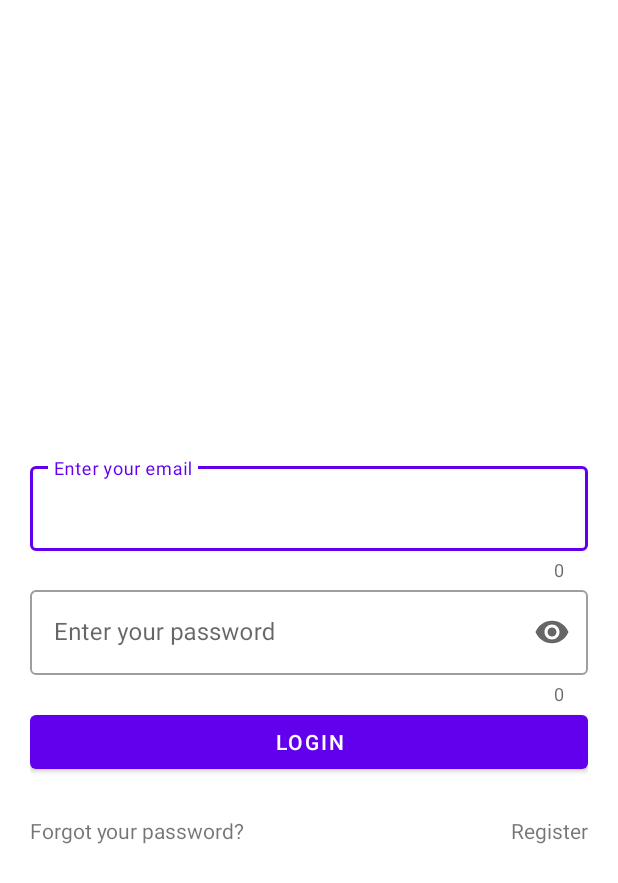
After one commit to sevric/Movies, an Android app: the fragment LoginFragment shown on its own in the app's theme, on a phone screen of 412 x 824 dp. The commit adds this screen. Shown: the top 883 px of the screen. Run offline under Robolectric (Android 15) with nearby library versions, the phone set to English and light mode, and no system bars.

Commit message:
Adds Login screen

```diff
--- a/app/src/main/AndroidManifest.xml
+++ b/app/src/main/AndroidManifest.xml
@@ -1,7 +1,7 @@
 <?xml version="1.0" encoding="utf-8"?>
 <manifest xmlns:android="http://schemas.android.com/apk/res/android"
     xmlns:tools="http://schemas.android.com/tools"
-    package="com.example.movies">
+    package="com.severin.movies">
 
     <uses-permission android:name="android.permission.INTERNET" />
 
@@ -17,7 +17,7 @@
         android:theme="@style/Theme.Movies"
         tools:targetApi="31">
         <activity
-            android:name="com.severin.movies.presentation.ui.MainActivity"
+            android:name=".presentation.ui.MainActivity"
             android:exported="true"
             android:windowSoftInputMode="stateHidden">
         <intent-filter>
--- /dev/null
+++ b/app/src/main/java/com/severin/movies/presentation/ui/LoginFragment.kt
@@ -0,0 +1,73 @@
+package com.severin.movies.presentation.ui
+
+import android.os.Bundle
+import androidx.fragment.app.Fragment
+import android.view.LayoutInflater
+import android.view.View
+import android.view.ViewGroup
+import android.widget.Toast
+import com.severin.movies.databinding.FragmentLoginBinding
+
+class LoginFragment : Fragment() {
+    private var emailToLogin: String? = null
+
+    private var _binding: FragmentLoginBinding? = null
+    private val binding get() = _binding!!
+
+    private lateinit var emailString: String
+    private lateinit var passwordString: String
+
+    override fun onCreate(savedInstanceState: Bundle?) {
+        super.onCreate(savedInstanceState)
+
+        parseArguments()
+    }
+
+    override fun onCreateView(
+        inflater: LayoutInflater, container: ViewGroup?,
+        savedInstanceState: Bundle?
+    ): View {
+        _binding = FragmentLoginBinding.inflate(inflater, container, false)
+        return binding.root
+    }
+
+    override fun onDestroyView() {
+        super.onDestroyView()
+        _binding = null
+    }
+
+    private fun parseArguments() {
+        val args = arguments
+        if (args == null) {
+            Toast.makeText(
+                this.requireContext(),
+                NOTIFICATION_NO_EMAIL,
+                Toast.LENGTH_SHORT
+            ).show()//TODO(replace the Toast by an appearing an AlertFragment)
+            activity?.supportFragmentManager?.popBackStack()//TODO(make the fragment close and back to the previous frag)
+        } else if (!(args.containsKey(EMAIL_TO_LOGIN_STR_KEY))) {
+            Toast.makeText(
+                this.requireContext(),
+                REQUEST_PROVIDE_EMAIL,
+                Toast.LENGTH_SHORT
+            ).show()//TODO(replace the Toast by an appearing an AlertFragment)
+            activity?.supportFragmentManager?.popBackStack()//TODO(make the fragment close and back to the previous frag)
+        } else {
+            emailToLogin = args.getString(EMAIL_TO_LOGIN_STR_KEY)
+        }
+    }
+
+    companion object {
+        private const val EMAIL_TO_LOGIN_STR_KEY = "emailToResetStr"
+        private const val NOTIFICATION_NO_EMAIL = "No email were entered"
+        private const val REQUEST_PROVIDE_EMAIL = "Provide your email"
+
+        @JvmStatic
+        fun newInstance(emailToLogin: String) =
+            LoginFragment().apply {
+                arguments = Bundle().apply {
+                    putString(EMAIL_TO_LOGIN_STR_KEY, emailToLogin)
+                }
+            }
+    }
+}
--- /dev/null
+++ b/app/src/main/res/drawable/ic_alert_circle.xml
@@ -0,0 +1,11 @@
+<?xml version="1.0" encoding="utf-8"?>
+<vector xmlns:android="http://schemas.android.com/apk/res/android"
+    android:width="@dimen/ic_alert_circle_dimension"
+    android:height="@dimen/ic_alert_circle_dimension"
+    android:tint="@color/red"
+    android:viewportWidth="24"
+    android:viewportHeight="24">
+    <path
+        android:fillColor="@color/red"
+        android:pathData="M12,2C6.48,2 2,6.48 2,12s4.48,10 10,10 10,-4.48 10,-10S17.52,2 12,2zM13,17h-2v-2h2v2zM13,13h-2L11,7h2v6z" />
+</vector>
--- /dev/null
+++ b/app/src/main/res/layout/fragment_login.xml
@@ -0,0 +1,85 @@
+<?xml version="1.0" encoding="utf-8"?>
+<androidx.constraintlayout.widget.ConstraintLayout xmlns:android="http://schemas.android.com/apk/res/android"
+    xmlns:app="http://schemas.android.com/apk/res-auto"
+    xmlns:tools="http://schemas.android.com/tools"
+    android:layout_width="match_parent"
+    android:layout_height="match_parent"
+    android:paddingStart="@dimen/account_pages_root_padding"
+    android:paddingEnd="@dimen/account_pages_root_padding"
+    android:background="@color/white"
+    tools:context=".presentation.ui.LoginFragment">
+
+    <com.google.android.material.textfield.TextInputLayout
+        android:id="@+id/inputEmailOrLoginContainer"
+        style="@style/Widget.MaterialComponents.TextInputLayout.OutlinedBox"
+        android:layout_width="match_parent"
+        android:layout_height="wrap_content"
+        android:hint="@string/hint_enter_your_email"
+        app:counterEnabled="true"
+        app:endIconMode="clear_text"
+        app:errorEnabled="true"
+        app:errorIconDrawable="@drawable/ic_alert_circle"
+        app:layout_constraintBottom_toTopOf="@+id/inputPasswordContainer"
+        app:layout_constraintTop_toTopOf="parent"
+        app:layout_constraintVertical_chainStyle="packed">
+
+        <com.google.android.material.textfield.TextInputEditText
+            android:id="@+id/inputEmailOrLogin"
+            android:layout_width="match_parent"
+            android:layout_height="wrap_content" />
+
+    </com.google.android.material.textfield.TextInputLayout>
+
+    <com.google.android.material.textfield.TextInputLayout
+        android:id="@+id/inputPasswordContainer"
+        style="@style/Widget.MaterialComponents.TextInputLayout.OutlinedBox"
+        android:layout_width="match_parent"
+        android:layout_height="wrap_content"
+        android:hint="@string/hint_enter_your_password"
+        app:counterEnabled="true"
+        app:endIconMode="password_toggle"
+        app:errorEnabled="true"
+        app:errorIconDrawable="@drawable/ic_alert_circle"
+        app:layout_constraintBottom_toTopOf="@+id/btn_Login"
+        app:layout_constraintTop_toBottomOf="@+id/inputEmailOrLoginContainer">
+
+        <com.google.android.material.textfield.TextInputEditText
+            android:id="@+id/inputPassword"
+            android:layout_width="match_parent"
+            android:layout_height="wrap_content"
+            android:inputType="textPassword"
+            android:maxLines="1" />
+
+    </com.google.android.material.textfield.TextInputLayout>
+
+    <Button
+        android:id="@+id/btn_Login"
+        android:layout_width="match_parent"
+        android:layout_height="wrap_content"
+        android:text="@string/btn_login"
+        app:layout_constraintBottom_toBottomOf="parent"
+        app:layout_constraintTop_toBottomOf="@+id/inputPasswordContainer" />
+
+    <TextView
+        android:id="@+id/tv_forgotPassword"
+        android:layout_width="wrap_content"
+        android:layout_height="wrap_content"
+        android:layout_marginTop="@dimen/login_btn_other_options_margin_top"
+        android:paddingTop="@dimen/login_btn_tv_padding_top_bottom"
+        android:paddingBottom="@dimen/login_btn_tv_padding_top_bottom"
+        android:text="@string/btn_tv_forgot_your_password"
+        app:layout_constraintStart_toStartOf="@+id/btn_Login"
+        app:layout_constraintTop_toBottomOf="@+id/btn_Login" />
+
+    <TextView
+        android:id="@+id/tv_registerLink"
+        android:layout_width="wrap_content"
+        android:layout_height="wrap_content"
+        android:layout_marginTop="@dimen/login_btn_other_options_margin_top"
+        android:paddingTop="@dimen/login_btn_tv_padding_top_bottom"
+        android:paddingBottom="@dimen/login_btn_tv_padding_top_bottom"
+        android:text="@string/btn_tv_register"
+        app:layout_constraintEnd_toEndOf="@+id/btn_Login"
+        app:layout_constraintTop_toBottomOf="@+id/btn_Login" />
+
+</androidx.constraintlayout.widget.ConstraintLayout>
--- a/app/src/main/res/values/dimens.xml
+++ b/app/src/main/res/values/dimens.xml
@@ -21,5 +21,9 @@
     <dimen name="scroll_ll_margin_bottom">16dp</dimen>
     <dimen name="page_title_text_size">25sp</dimen>
     <dimen name="single_rv_side_padding">12dp</dimen>
+    <dimen name="account_pages_root_padding">20dp</dimen>
+    <dimen name="login_btn_other_options_margin_top">15dp</dimen>
+    <dimen name="login_btn_tv_padding_top_bottom">10dp</dimen>
+    <dimen name="ic_alert_circle_dimension">24dp</dimen>
 
 </resources>
--- a/app/src/main/res/values/strings.xml
+++ b/app/src/main/res/values/strings.xml
@@ -21,7 +21,13 @@
     <string name="title_end_highlighted_period_spinner">highlighted</string>
     <string name="title_genres">G E N R E S</string>
     <string name="title_favourites">F A V O U R I T E S</string>
+    <string name="btn_login">Login</string>
+    <string name="btn_tv_forgot_your_password">Forgot your password?</string>
+    <string name="btn_tv_register">Register</string>
 
     <!--Hint texts-->
     <string name="hint_search_field">search movies…</string>
+    <string name="hint_enter_your_email">Enter your email</string>
+    <string name="hint_enter_your_password">Enter your password</string>
+
 </resources>
```
